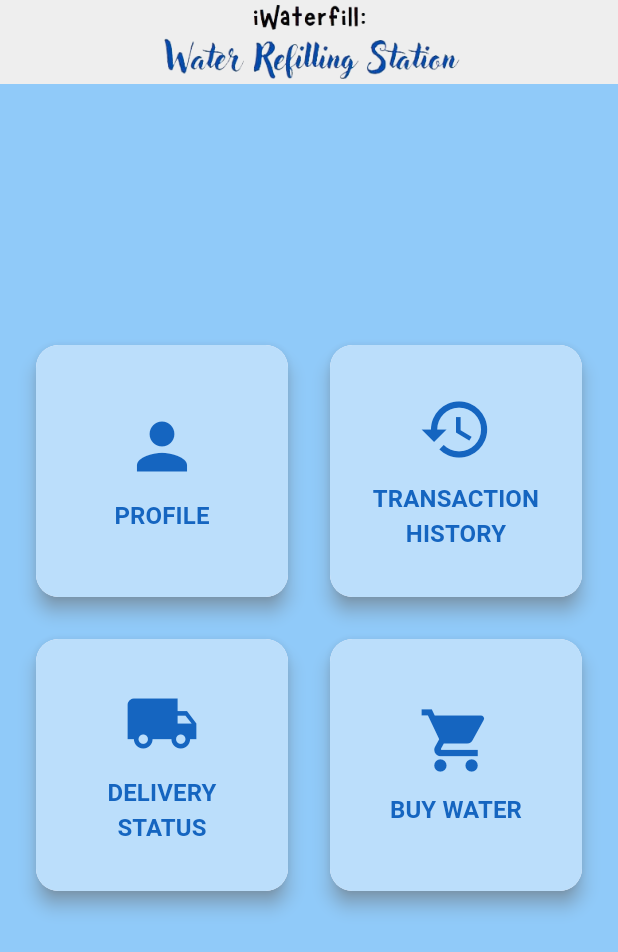
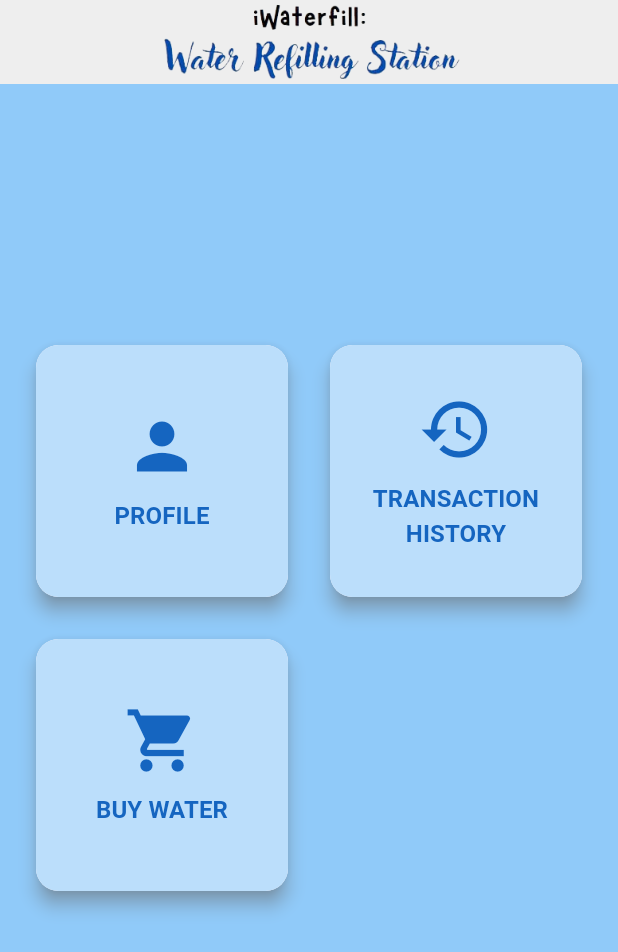
Before and after one commit to Jarllan1/IwaterfillFrontEnd, a Flutter app: the screen it shows after launch, on a phone screen of 412 x 824 dp. Shown: the top 952 px of the screen. Run offline on Flutter 3.47's test engine with Material 3 defaults, Android fonts, the phone set to English and light mode, and no system bars.

Commit message:
buy water ayos na

```diff
--- a/lib/screens/dashboard.dart
+++ b/lib/screens/dashboard.dart
@@ -55,13 +55,7 @@ class _DashboardState extends State<Dashboard> {
                       Navigator.popAndPushNamed(context, '/transactionhistory');
                     },
                   ),
-                  buildDashboardButton(
-                    icon: Icons.local_shipping,
-                    label: 'DELIVERY STATUS',
-                    onPressed: () {
-                      // Navigate to Delivery Status page
-                    },
-                  ),
+
                   buildDashboardButton(
                     icon: Icons.shopping_cart,
                     label: 'BUY WATER',
```
